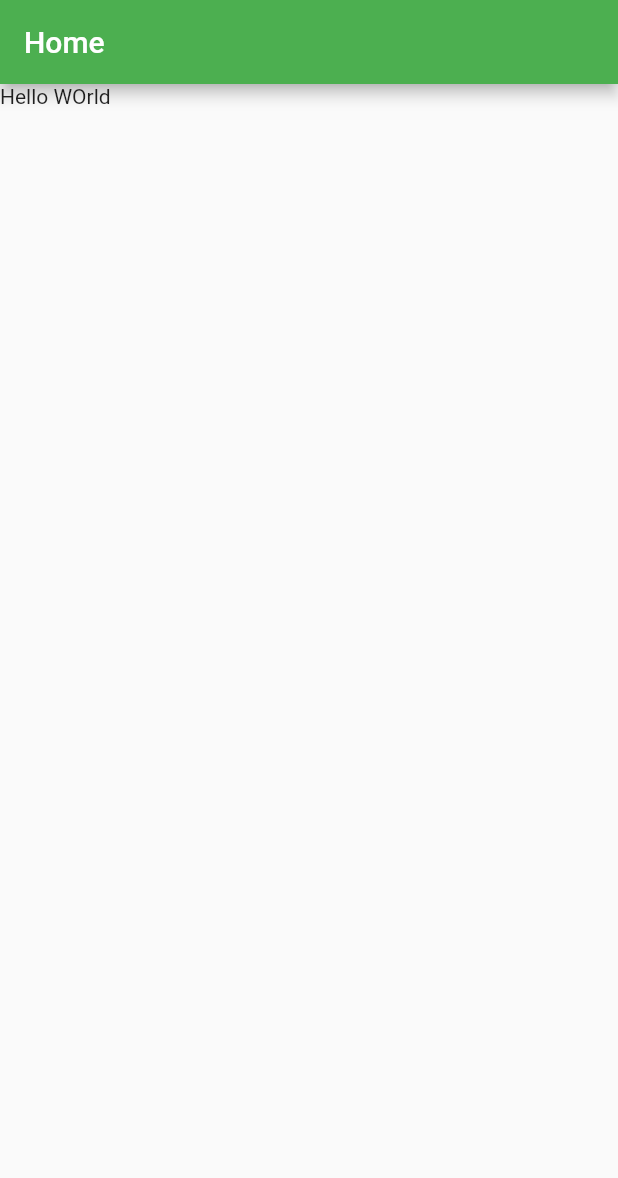
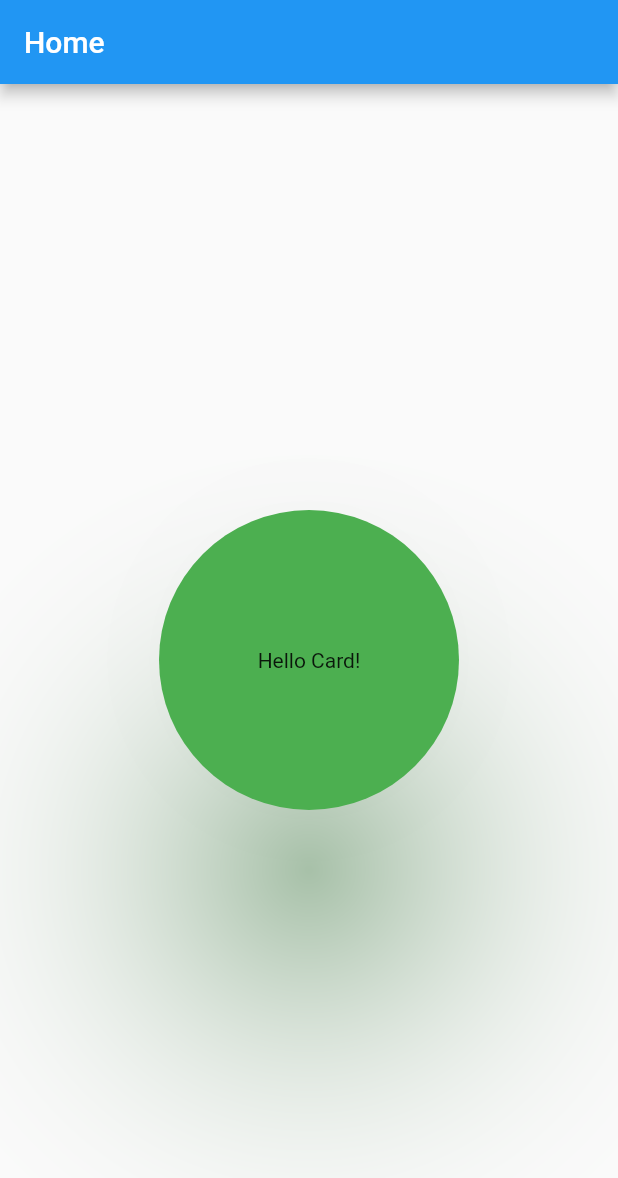
Before and after one commit to sohel7/my_project, a Flutter app: the screen it shows after launch, on a phone screen of 412 x 824 dp. Shown: the top 1178 px of the screen. Run offline on Flutter 3.47's test engine with Material 2 defaults, Android fonts, the phone set to English and light mode, and no system bars.

Commit message:
Update main.dart

```diff
--- a/lib/main.dart
+++ b/lib/main.dart
@@ -7,30 +7,49 @@ main(){
 
 class MyApp extends StatelessWidget{
   const MyApp({super.key});
-
   @override
   Widget build(BuildContext context) {
     return  MaterialApp(
-     theme: ThemeData(primarySwatch: Colors.green),
-     darkTheme: ThemeData(primarySwatch: Colors.amber ),
-     color: Colors.green,
+      theme: ThemeData(primarySwatch: Colors.blue),
+      darkTheme: ThemeData(primarySwatch: Colors.blue ),
+      color: Colors.blue,
       debugShowCheckedModeBanner: false,
       home: HomeActivity(),
     );
   }
 }
 
+// Home Activite
+//====================================
 class HomeActivity extends StatelessWidget{
    const HomeActivity({super.key});
 
-
-
   @override
   Widget build(BuildContext context) {
+    // SCAFFOLD
+    //===================
       return Scaffold(
-       appBar: AppBar(title: Text("Home"),),
-       body: Text("Hello WOrld"),
+
+      appBar: AppBar(
+        title: Text("Home"),
+      ),
+      body: Center(
+        // CARD
+        //==================
+        child: Card(
+          elevation: 70,
+          shape: RoundedRectangleBorder(borderRadius: BorderRadius.circular(100)),
+          shadowColor: Colors.green,
+          color: Colors.green,
+          child: SizedBox(
+            height: 200,
+            width: 200,
+            child: Center(child: Text('Hello Card!'),),
+          ),
+        ),
+      )
+
     );
-  }
 
   }
+}
```
Lines whose indentation alone changed are shown as unchanged.
